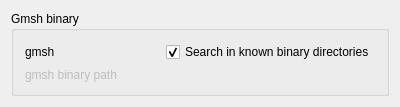
Qt form src/Mod/Fem/Gui/DlgSettingsFemGmsh.ui (southseact-3d/fcd) before a commit.
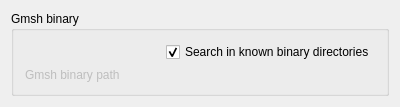
The same form after that commit. Custom widgets are drawn as their Qt base class.

Commit message:
[FEM] [Skip CI] improve Gmsh settings UI
- fix spelling of "Gmsh"
- fix layout issue reported by Qt Designer

```diff
--- a/src/Mod/Fem/Gui/DlgSettingsFemGmsh.ui
+++ b/src/Mod/Fem/Gui/DlgSettingsFemGmsh.ui
@@ -7,14 +7,12 @@
     <x>0</x>
     <y>0</y>
     <width>400</width>
-    <height>97</height>
+    <height>95</height>
    </rect>
   </property>
   <property name="windowTitle">
    <string>Gmsh</string>
   </property>
-  <layout class="QVBoxLayout" name="verticalLayout">
-   <item>
     <layout class="QVBoxLayout" name="verticalLayout_2">
      <item>
       <widget class="QGroupBox" name="gb_gmsh_param">
@@ -33,13 +31,10 @@
        <property name="alignment">
         <set>Qt::AlignLeading|Qt::AlignLeft|Qt::AlignTop</set>
        </property>
-       <layout class="QHBoxLayout" name="horizontalLayout">
-        <property name="sizeConstraint">
-         <enum>QLayout::SetNoConstraint</enum>
-        </property>
+     <layout class="QVBoxLayout" name="verticalLayout">
         <item>
-         <layout class="QGridLayout" name="gl_01">
-          <item row="0" column="2">
+       <layout class="QGridLayout" name="gridLayout">
+        <item row="0" column="1">
            <widget class="Gui::PrefCheckBox" name="cb_gmsh_binary_std">
             <property name="text">
              <string>Search in known binary directories</string>
@@ -55,14 +50,7 @@
             </property>
            </widget>
           </item>
-          <item row="0" column="0">
-           <widget class="QLabel" name="l_gmsh_binary_std">
-            <property name="text">
-             <string>gmsh</string>
-            </property>
-           </widget>
-          </item>
-          <item row="2" column="0">
+        <item row="1" column="0">
            <widget class="QLabel" name="l_gmsh_binary_path">
             <property name="enabled">
              <bool>false</bool>
@@ -74,12 +62,12 @@
              </size>
             </property>
             <property name="text">
-             <string>gmsh binary path</string>
+           <string>Gmsh binary path</string>
             </property>
            </widget>
           </item>
-          <item row="2" column="2">
-           <widget class="Gui::PrefFileChooser" name="fc_gmsh_binary_path">
+        <item row="1" column="1">
+         <widget class="Gui::PrefFileChooser" name="fc_gmsh_binary_path" native="true">
             <property name="enabled">
              <bool>false</bool>
             </property>
@@ -122,8 +110,6 @@
         </item>
        </layout>
       </widget>
-     </item>
-    </layout>
    </item>
    <item>
     <spacer name="verticalSpacer">
```
Lines whose indentation alone changed are shown as unchanged.
